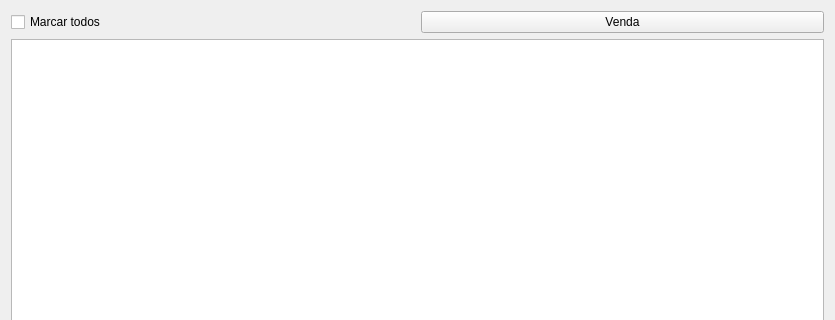
darktorres/ERP-STACCATO, file ui/widgetlogisticarecebimento.ui: the form before one commit; both pictures show x 0 to 835 and y 0 to 320 of the 835 by 499 pixel window.
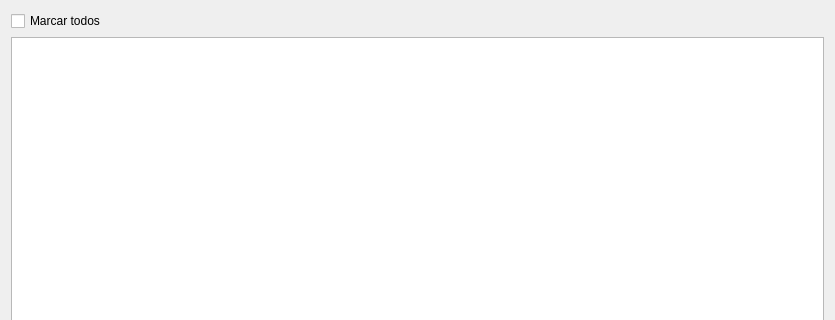
The form after the commit. Custom widgets are drawn as their Qt base class.

What changed in the file:
```diff
--- a/ui/widgetlogisticarecebimento.ui
+++ b/ui/widgetlogisticarecebimento.ui
@@ -21,13 +21,6 @@
      </property>
     </widget>
    </item>
-   <item row="0" column="1">
-    <widget class="QPushButton" name="pushButtonVenda">
-     <property name="text">
-      <string>Venda</string>
-     </property>
-    </widget>
-   </item>
    <item row="1" column="0" colspan="2">
     <widget class="TableView" name="table">
      <property name="mouseTracking">
```
Left out of the diff: 1 changed line with no effect on the pictures.
